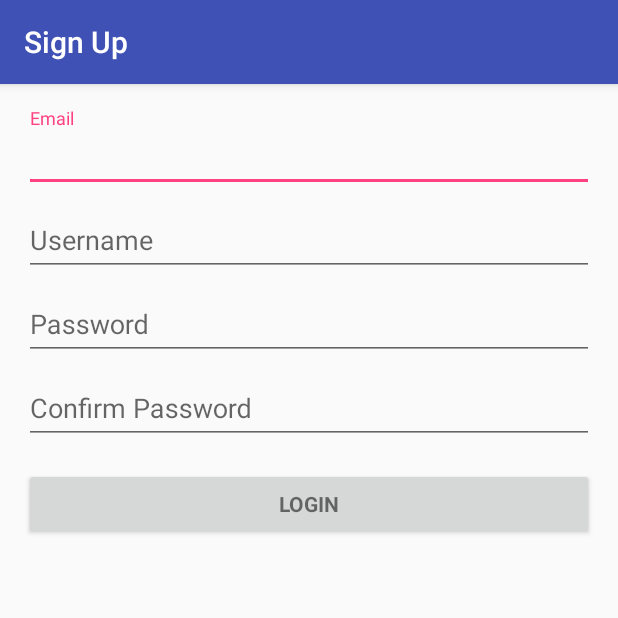
After one commit to ugikmat/Col-LAB, an Android app: the SignUpActivity screen opened directly, with no data from a screen before it, on a phone screen of 412 x 824 dp, the top half of it. The commit adds this screen. Run offline under Robolectric (Android 15) with nearby library versions, the phone set to English and light mode, and no system bars.

Commit message:
Add LoginActivity and SignUpActivity

```diff
--- a/app/build.gradle
+++ b/app/build.gradle
@@ -29,6 +29,7 @@ dependencies {
     implementation 'com.android.support.constraint:constraint-layout:1.1.0'
     implementation 'com.google.firebase:firebase-auth:11.8.0'
     implementation 'com.google.firebase:firebase-database:11.8.0'
+    implementation 'com.android.support:design:27.1.1'
     testImplementation 'junit:junit:4.12'
     androidTestImplementation 'com.android.support.test:runner:1.0.2'
     androidTestImplementation 'com.android.support.test.espresso:espresso-core:3.0.2'
--- /dev/null
+++ b/app/src/main/java/id/poros/filkom/col_lab/SignUpActivity.java
@@ -0,0 +1,13 @@
+package id.poros.filkom.col_lab;
+
+import android.support.v7.app.AppCompatActivity;
+import android.os.Bundle;
+
+public class SignUpActivity extends AppCompatActivity {
+
+    @Override
+    protected void onCreate(Bundle savedInstanceState) {
+        super.onCreate(savedInstanceState);
+        setContentView(R.layout.activity_sign_up);
+    }
+}
--- /dev/null
+++ b/app/src/main/res/layout/activity_sign_up.xml
@@ -0,0 +1,99 @@
+<LinearLayout xmlns:android="http://schemas.android.com/apk/res/android"
+    xmlns:tools="http://schemas.android.com/tools"
+    android:layout_width="match_parent"
+    android:layout_height="match_parent"
+    android:gravity="center_horizontal"
+    android:orientation="vertical"
+    android:paddingBottom="@dimen/activity_vertical_margin"
+    android:paddingLeft="@dimen/activity_horizontal_margin"
+    android:paddingRight="@dimen/activity_horizontal_margin"
+    android:paddingTop="@dimen/activity_vertical_margin">
+
+    <ScrollView
+        android:id="@+id/login_form"
+        android:layout_width="match_parent"
+        android:layout_height="match_parent">
+
+        <LinearLayout
+            android:id="@+id/email_login_form"
+            android:layout_width="match_parent"
+            android:layout_height="wrap_content"
+            android:orientation="vertical">
+
+            <android.support.design.widget.TextInputLayout
+                android:layout_width="match_parent"
+                android:layout_height="wrap_content">
+
+                <AutoCompleteTextView
+                    android:id="@+id/email"
+                    android:layout_width="match_parent"
+                    android:layout_height="wrap_content"
+                    android:hint="Email"
+                    android:inputType="textEmailAddress"
+                    android:maxLines="1"
+                    android:singleLine="true" />
+            </android.support.design.widget.TextInputLayout>
+
+            <android.support.design.widget.TextInputLayout
+                android:layout_width="match_parent"
+                android:layout_height="wrap_content">
+
+                <AutoCompleteTextView
+                    android:id="@+id/username"
+                    android:layout_width="match_parent"
+                    android:layout_height="wrap_content"
+                    android:hint="Username"
+                    android:inputType="text"
+                    android:maxLines="1"
+                    android:singleLine="true" />
+
+            </android.support.design.widget.TextInputLayout>
+
+            <android.support.design.widget.TextInputLayout
+                android:layout_width="match_parent"
+                android:layout_height="wrap_content">
+
+                <EditText
+                    android:id="@+id/password"
+                    android:layout_width="match_parent"
+                    android:layout_height="wrap_content"
+                    android:hint="Password"
+                    android:imeActionId="6"
+                    android:imeActionLabel="@string/action_sign_in_short"
+                    android:imeOptions="actionUnspecified"
+                    android:inputType="textPassword"
+                    android:maxLines="1"
+                    android:singleLine="true" />
+
+            </android.support.design.widget.TextInputLayout>
+
+            <android.support.design.widget.TextInputLayout
+                android:layout_width="match_parent"
+                android:layout_height="wrap_content">
+
+                <EditText
+                    android:id="@+id/confirm_password"
+                    android:layout_width="match_parent"
+                    android:layout_height="wrap_content"
+                    android:hint="Confirm Password"
+                    android:imeActionId="6"
+                    android:imeActionLabel="@string/action_sign_in_short"
+                    android:imeOptions="actionUnspecified"
+                    android:inputType="textPassword"
+                    android:maxLines="1"
+                    android:singleLine="true" />
+
+            </android.support.design.widget.TextInputLayout>
+
+            <Button
+                android:id="@+id/email_sign_in_button"
+                style="?android:textAppearanceSmall"
+                android:layout_width="match_parent"
+                android:layout_height="wrap_content"
+                android:layout_marginTop="16dp"
+                android:text="Login"
+                android:textStyle="bold" />
+
+        </LinearLayout>
+    </ScrollView>
+</LinearLayout>
--- /dev/null
+++ b/app/src/main/res/values/dimens.xml
@@ -0,0 +1,5 @@
+<resources>
+    <!-- Default screen margins, per the Android Design guidelines. -->
+    <dimen name="activity_horizontal_margin">16dp</dimen>
+    <dimen name="activity_vertical_margin">16dp</dimen>
+</resources>
```
Also changed, not shown: app/src/main/AndroidManifest.xml (+10 -0 lines), app/src/main/java/id/poros/filkom/col_lab/LoginActivity.java (added, +350 -0 lines), app/src/main/res/layout/activity_login.xml (added, +88 -0 lines), app/src/main/res/values/strings.xml (+14 -0 lines).
